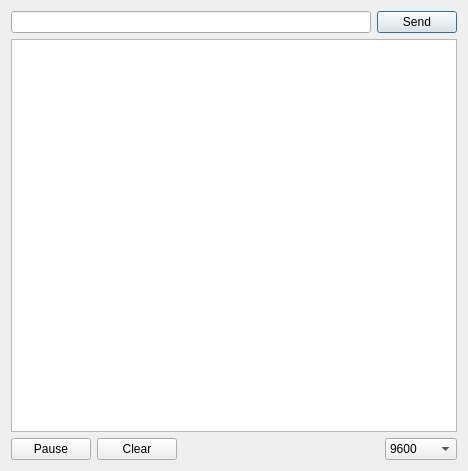
This is src/frames/UI_serialMonitor.ui in bq/web2board as Qt 5 draws it before an edit. The edited form follows.
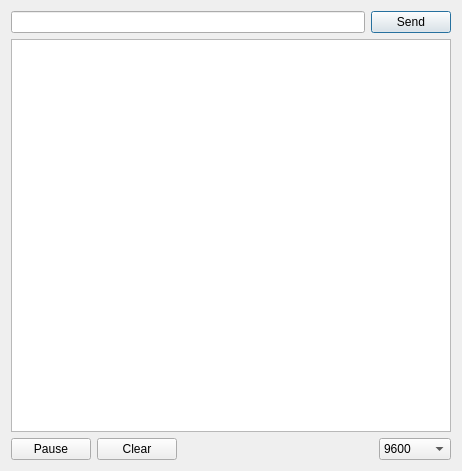
This is the edited form.

Patch:
```diff
--- a/src/frames/UI_serialMonitor.ui
+++ b/src/frames/UI_serialMonitor.ui
@@ -6,7 +6,7 @@
    <rect>
     <x>0</x>
     <y>0</y>
-    <width>468</width>
+    <width>462</width>
     <height>471</height>
    </rect>
   </property>
```
Left out of the diff: 2 changed lines with no effect on the pictures.
